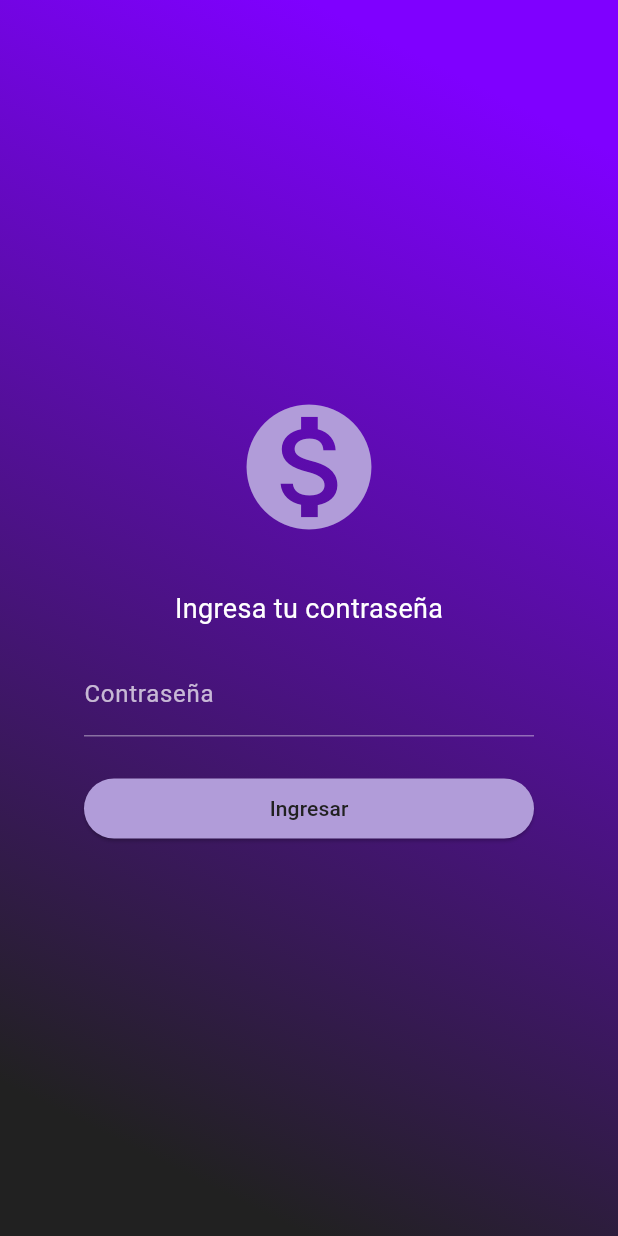
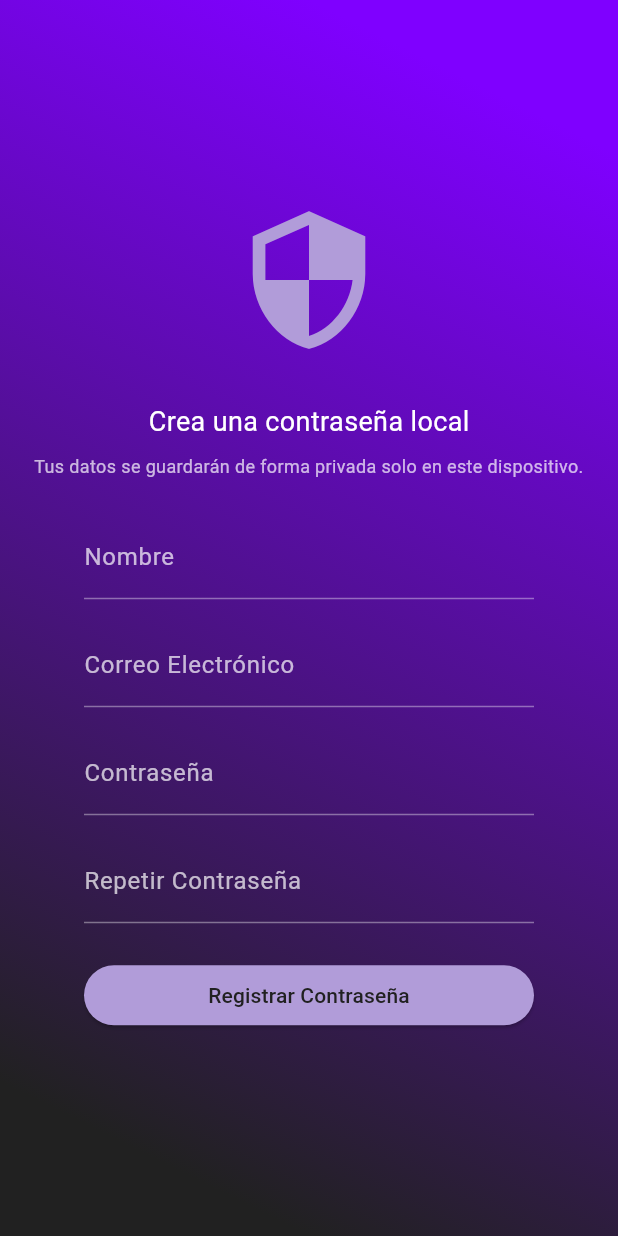
Before and after one commit to Dsaoro/silenti, a Flutter app: the screen it shows after launch, on a phone screen of 412 x 824 dp. Run offline on Flutter 3.47's test engine with Material 3 defaults, Android fonts, the phone set to English and light mode, and no system bars; our stand-ins replace awesome_snackbar_content, fl_chart, sqflite_common_ffi; accounts and stored records are empty.

Commit message:
fixed onboarding/login route, removed warning refering to sizedbox, deprecated fields and naming or parameters convention

```diff
--- a/lib/application/security/auth_use_case.dart
+++ b/lib/application/security/auth_use_case.dart
@@ -22,12 +22,13 @@
     return result;
   }
 
-  Future<HandleResult<bool>> setPassword(String password) async {
+  Future<HandleResult<bool>> registerUser(
+      String name, String email, String password) async {
     HandleResult<bool> result = HandleResult<bool>();
     UserDAO dao = UserDAO();
     try {
       // In a real app we would hash the password here
-      await dao.updateUserPassword(password);
+      await dao.registerUser(name, email, password);
       result.setData(true);
     } catch (e) {
       result.setError(e.toString());
--- a/lib/core/models/user.dart
+++ b/lib/core/models/user.dart
@@ -16,12 +16,12 @@
 
   factory User.fromMap(Map<String, dynamic> map) {
     return User(
-      id: map['id'],
-      name: map['name'],
-      email: map['email'],
-      mode: map['mode'],
-      group: map['group'],
-      password: map['password'],
+      id: map['id'].toString(),
+      name: map['name'] ?? '',
+      email: map['email'] ?? '',
+      mode: map['mode'] ?? 1,
+      group: map['mode_group'] ?? map['group'] ?? 1,
+      password: map['password'] ?? '',
     );
   }
 
--- a/lib/infraestructure/adapters/secure_database_helper_pc.dart
+++ b/lib/infraestructure/adapters/secure_database_helper_pc.dart
@@ -1,6 +1,7 @@
 //import 'package:sqflite_sqlcipher/sqflite.dart';
 // ignore: depend_on_referenced_packages
 import 'package:flutter/foundation.dart';
+// ignore: depend_on_referenced_packages
 import 'package:path/path.dart';
 import 'package:path_provider/path_provider.dart';
 import 'package:sqflite_common_ffi/sqflite_ffi.dart';
--- a/lib/presentation/assets_page.dart
+++ b/lib/presentation/assets_page.dart
@@ -593,7 +593,7 @@
               ],
             ),
           ),
-          body: Container(
+          body: SizedBox(
             width: MediaQuery.of(context).size.width,
             height: MediaQuery.of(context).size.height * 0.7,
             child: TabBarView(
--- a/lib/presentation/budget_page.dart
+++ b/lib/presentation/budget_page.dart
@@ -581,7 +581,7 @@
               ],
             ),
           ),
-          body: Container(
+          body: SizedBox(
             width: MediaQuery.of(context).size.width,
             height: MediaQuery.of(context).size.height * 0.7,
             child: TabBarView(
--- a/lib/presentation/components/card_graph_item.dart
+++ b/lib/presentation/components/card_graph_item.dart
@@ -31,7 +31,7 @@
             Text(
               title,
               style: TextStyle(
-                color: Theme.of(context).colorScheme.onBackground,
+                color: Theme.of(context).colorScheme.onSurface,
                 fontSize: 16,
                 fontWeight: FontWeight.w500,
               ),
@@ -76,7 +76,7 @@
         child: Text(
           'No hay datos disponibles',
           style: TextStyle(
-            color: Theme.of(context).colorScheme.onSurface.withOpacity(0.6),
+            color: Theme.of(context).colorScheme.onSurface.withAlpha(160),
             fontSize: 14,
           ),
         ),
@@ -97,7 +97,7 @@
             dotData: FlDotData(show: false),
             belowBarData: BarAreaData(
               show: true,
-              color: Theme.of(context).colorScheme.primary.withOpacity(0.1),
+              color: Theme.of(context).colorScheme.primary.withAlpha(25),
             ),
           ),
         ],
--- a/lib/presentation/components/circle_list_item.dart
+++ b/lib/presentation/components/circle_list_item.dart
@@ -59,7 +59,7 @@
                 textAlign: TextAlign.center,
                 style: TextStyle(
                   fontSize: 12,
-                  color: Theme.of(context).colorScheme.onBackground,
+                  color: Theme.of(context).colorScheme.surface,
                 ),
                 maxLines: 2,
                 overflow: TextOverflow.ellipsis,
--- a/lib/presentation/components/silenti_dropdown.dart
+++ b/lib/presentation/components/silenti_dropdown.dart
@@ -39,7 +39,7 @@
       borderRadius: BorderRadius.circular(4),
       elevation: 2,
       alignment: Alignment.centerLeft,
-      value: widget.input,
+      initialValue: widget.input,
       validator: (value) {
         if (value == null) {
           return widget.items.first;
@@ -55,7 +55,7 @@
             style: TextStyle(
               fontSize: 14,
               color: widget.readOnly
-                  ? Theme.of(context).colorScheme.onSurface.withOpacity(0.6)
+                  ? Theme.of(context).colorScheme.onSurface.withAlpha(160)
                   : Theme.of(context).colorScheme.onSurface,
             ),
           ),
--- a/lib/presentation/components/summary_card.dart
+++ b/lib/presentation/components/summary_card.dart
@@ -56,7 +56,7 @@
     //     Text(
     //       "\$${CurrencyFormater.convert(accountBalance)}",
     //       style: TextStyle(
-    //         color: Theme.of(context).colorScheme.onSurface.withOpacity(0.8),
+    //         color: Theme.of(context).colorScheme.onSurface.withAlpha(200),
     //         fontSize: 22,
     //         fontWeight: FontWeight.bold,
     //       ),
--- a/lib/presentation/home_page_content.dart
+++ b/lib/presentation/home_page_content.dart
@@ -13,6 +13,8 @@
 import 'package:silenti/presentation/components/wrap_gradient_backgroud.dart';
 
 class HomePageContent extends StatefulWidget {
+  const HomePageContent({super.key});
+
   @override
   State<HomePageContent> createState() => _HomePageContentState();
 }
--- a/lib/presentation/operations/spend_form.dart
+++ b/lib/presentation/operations/spend_form.dart
@@ -1,7 +1,7 @@
 import 'package:flutter/foundation.dart';
 import 'package:flutter/material.dart';
 import 'package:silenti/application/budgets/get_expenses_categories_use_case.dart';
-import 'package:silenti/application/budgets/get_expenses_sub_categories_use_Case.dart';
+import 'package:silenti/application/budgets/get_expenses_sub_categories_use_case.dart';
 import 'package:silenti/application/financial_assets/get_financial_assets.dart';
 import 'package:silenti/application/financial_assets/withdraw_from_financial_asset_use_case.dart';
 import 'package:silenti/core/models/operation.dart';
--- a/lib/presentation/outcome_page.dart
+++ b/lib/presentation/outcome_page.dart
@@ -22,7 +22,7 @@
             child: Text(S.current.spent),
           ),
           Card(
-            color: Theme.of(context).colorScheme.onSurface.withOpacity(0.6),
+            color: Theme.of(context).colorScheme.onSurface.withAlpha(160),
             child: SizedBox(
                 width: MediaQuery.of(context).size.width,
                 height: MediaQuery.of(context).size.height * 0.52),
--- a/lib/presentation/security/login_page.dart
+++ b/lib/presentation/security/login_page.dart
@@ -6,6 +6,8 @@
 import 'package:silenti/presentation/home_page.dart';
 
 class LoginPage extends StatefulWidget {
+  const LoginPage({super.key});
+
   @override
   State<LoginPage> createState() => _LoginPageState();
 }
@@ -14,6 +16,8 @@
   double columnWidth = 300;
   bool isRegister = false;
   bool hasPassword = true;
+  final TextEditingController _nameController = TextEditingController();
+  final TextEditingController _emailController = TextEditingController();
   final TextEditingController _passController = TextEditingController();
   final TextEditingController _confirmPassController = TextEditingController();
 
@@ -60,9 +64,19 @@
   }
 
   Future<void> _handleRegister() async {
+    if (_nameController.text.isEmpty || _emailController.text.isEmpty) {
+      ScaffoldMessenger.of(context).showSnackBar(
+        SnackBar(
+            content: Text("El nombre y correo no pueden estar vacíos"),
+            backgroundColor: Colors.red),
+      );
+      return;
+    }
     if (_passController.text.isEmpty) {
       ScaffoldMessenger.of(context).showSnackBar(
-        SnackBar(content: Text("La contraseña no puede estar vacía")),
+        SnackBar(
+            content: Text("La contraseña no puede estar vacía"),
+            backgroundColor: Colors.red),
       );
       return;
     }
@@ -73,7 +87,11 @@
       return;
     }
 
-    final result = await AuthUseCase().setPassword(_passController.text);
+    final result = await AuthUseCase().registerUser(
+      _nameController.text,
+      _emailController.text,
+      _passController.text,
+    );
     if (result.status) {
       _checkUser();
       setState(() {
@@ -102,7 +120,7 @@
         SizedBox(height: 16),
         _buildTextField(_passController, "Contraseña", isPassword: true),
         SizedBox(height: 24),
-        Container(
+        SizedBox(
           width: columnWidth,
           child: ElevatedButton(
             onPressed: _handleLogin,
@@ -133,12 +151,16 @@
           style: TextStyle(color: Colors.white70, fontSize: 12),
         ),
         SizedBox(height: 24),
+        _buildTextField(_nameController, "Nombre"),
+        SizedBox(height: 16),
+        _buildTextField(_emailController, "Correo Electrónico"),
+        SizedBox(height: 16),
         _buildTextField(_passController, "Contraseña", isPassword: true),
         SizedBox(height: 16),
         _buildTextField(_confirmPassController, "Repetir Contraseña",
             isPassword: true),
         SizedBox(height: 24),
-        Container(
+        SizedBox(
           width: columnWidth,
           child: ElevatedButton(
             onPressed: _handleRegister,
@@ -151,7 +173,7 @@
 
   Widget _buildTextField(TextEditingController controller, String label,
       {bool isPassword = false}) {
-    return Container(
+    return SizedBox(
       width: columnWidth,
       child: TextField(
         controller: controller,
```
Also changed, not shown: lib/application/operations/transaction_registration_use_case.dart (+6 -6 lines), lib/core/models/financial_asset.dart (+10 -20 lines), lib/infraestructure/storage/user_dao.dart (+6 -2 lines), lib/application/budgets/get_expenses_sub_categories_use_case.dart (renamed from lib/application/budgets/get_expenses_sub_categories_use_Case.dart).
